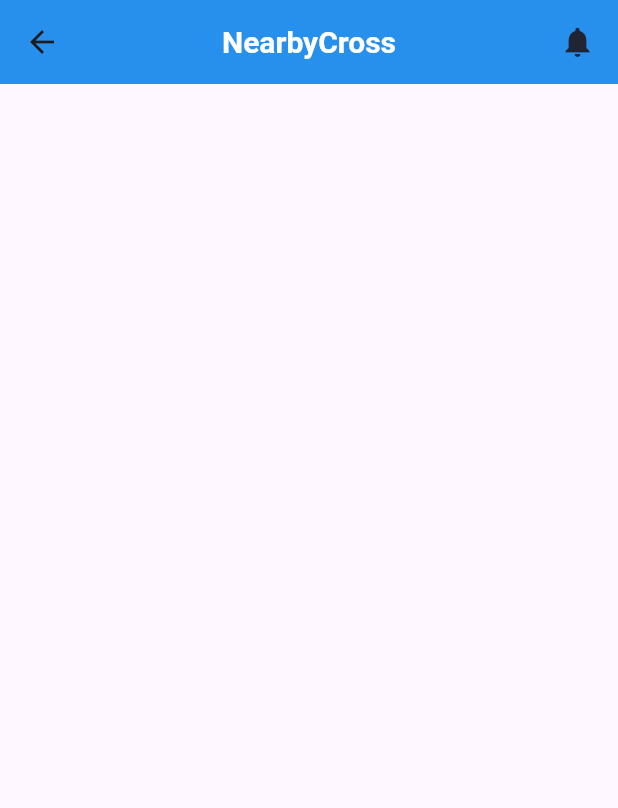
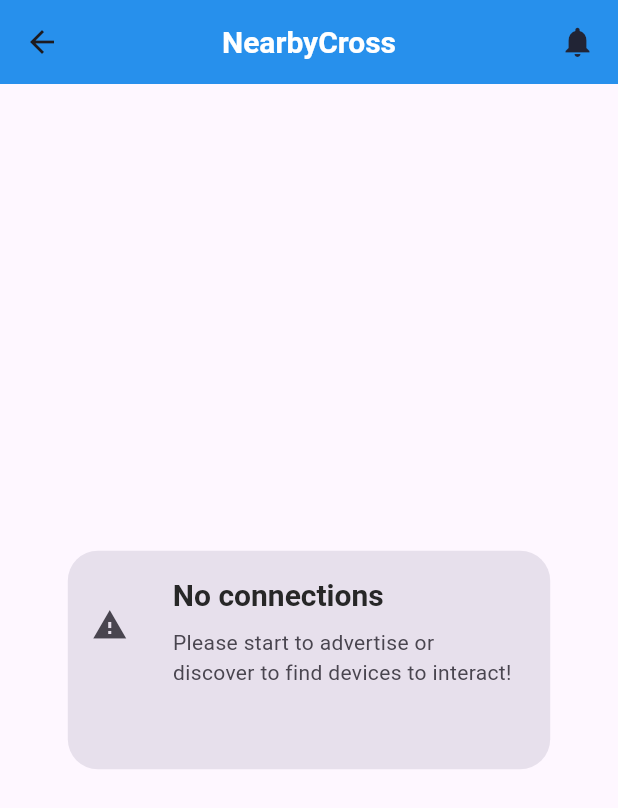
Before and after one commit to IgVelasco/nearby_cross, a Flutter app: the SelectInteractionScreen screen opened directly, on a phone screen of 412 x 824 dp. Shown: the top 808 px of the screen. Run offline on Flutter 3.47's test engine with Material 3 defaults, Android fonts, the light colour scheme and no system bars; our stand-ins replace logger, permission_handler.

Commit message:
feat(flutter): :sparkles: Add alert widget

```diff
--- a/example/lib/screens/select_interaction_screen.dart
+++ b/example/lib/screens/select_interaction_screen.dart
@@ -3,6 +3,7 @@ import 'package:nearby_cross/models/device_model.dart';
 import 'package:nearby_cross_example/screens/comunication_screen.dart';
 import 'package:nearby_cross_example/viewmodels/select_interaction_viewmodel.dart';
 import 'package:nearby_cross_example/widgets/nc_app_bar.dart';
+import 'package:nearby_cross_example/widgets/utils/alert.dart';
 import 'package:provider/provider.dart';
 
 class SelectInteractionScreen extends StatelessWidget {
@@ -29,13 +30,30 @@ class SelectInteractionScreen extends StatelessWidget {
         var provider =
             Provider.of<SelectInteractionViewModel>(context, listen: false);
 
+        bool noConnections = provider.getTotalConnectionsCount() == 0;
+
         return Scaffold(
             appBar: NCAppBar(),
             body: Consumer<SelectInteractionViewModel>(
               builder: (context, viewModel, child) => RefreshIndicator(
                   triggerMode: RefreshIndicatorTriggerMode.onEdge,
                   onRefresh: () => provider.refreshConnectedList(),
-                  child: ListView.builder(
+                  child: noConnections
+                      ? LayoutBuilder(
+                          builder: (context, constraints) => Center(
+                            child: SizedBox(
+                              height: constraints.maxHeight * 0.2,
+                              width: constraints.maxWidth * 0.8,
+                              child: const Alert(
+                                icon: Icon(Icons.warning),
+                                title: "No connections",
+                                text:
+                                    "Please start to advertise or discover to find devices to interact!",
+                              ),
+                            ),
+                          ),
+                        )
+                      : ListView.builder(
                           scrollDirection: Axis.vertical,
                           padding: const EdgeInsets.all(0),
                           physics: const AlwaysScrollableScrollPhysics(
--- /dev/null
+++ b/example/lib/widgets/utils/alert.dart
@@ -0,0 +1,44 @@
+import 'package:flutter/material.dart';
+
+class Alert extends StatelessWidget {
+  final String title;
+  final String text;
+  final Icon icon;
+
+  const Alert(
+      {super.key, required this.title, required this.text, required this.icon});
+
+  @override
+  Widget build(BuildContext context) {
+    return Card(
+        elevation: 0,
+        shape: RoundedRectangleBorder(
+          borderRadius: BorderRadius.circular(20.0),
+        ),
+        color: Theme.of(context).colorScheme.surfaceVariant,
+        child: Center(
+          child: Column(
+            mainAxisSize: MainAxisSize.max,
+            mainAxisAlignment: MainAxisAlignment.center,
+            children: <Widget>[
+              Expanded(
+                  child: ListTile(
+                leading: icon,
+                title: Padding(
+                  padding: const EdgeInsets.symmetric(vertical: 10),
+                  child: Text(title),
+                ),
+                subtitle: Text(text),
+                titleTextStyle: const TextStyle(
+                  fontWeight: FontWeight.w700,
+                  fontStyle: FontStyle.normal,
+                  fontSize: 20,
+                  color: Color(0xff272727),
+                ),
+                horizontalTitleGap: 30,
+              )),
+            ],
+          ),
+        ));
+  }
+}
```
Lines whose indentation alone changed are shown as unchanged.
